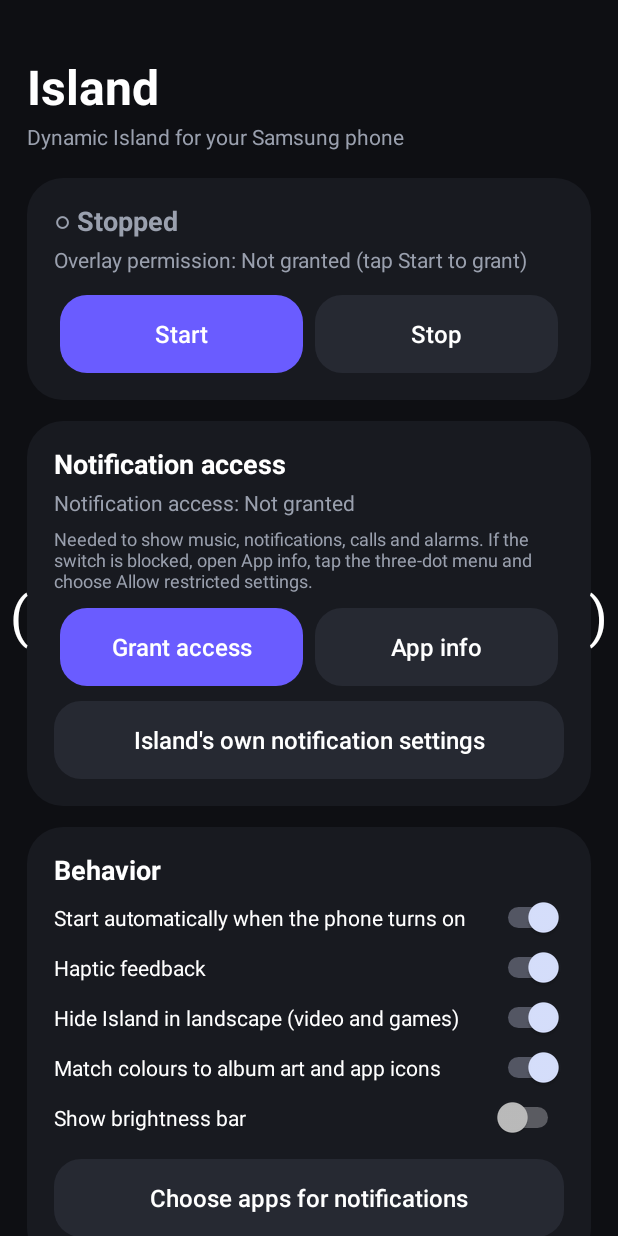
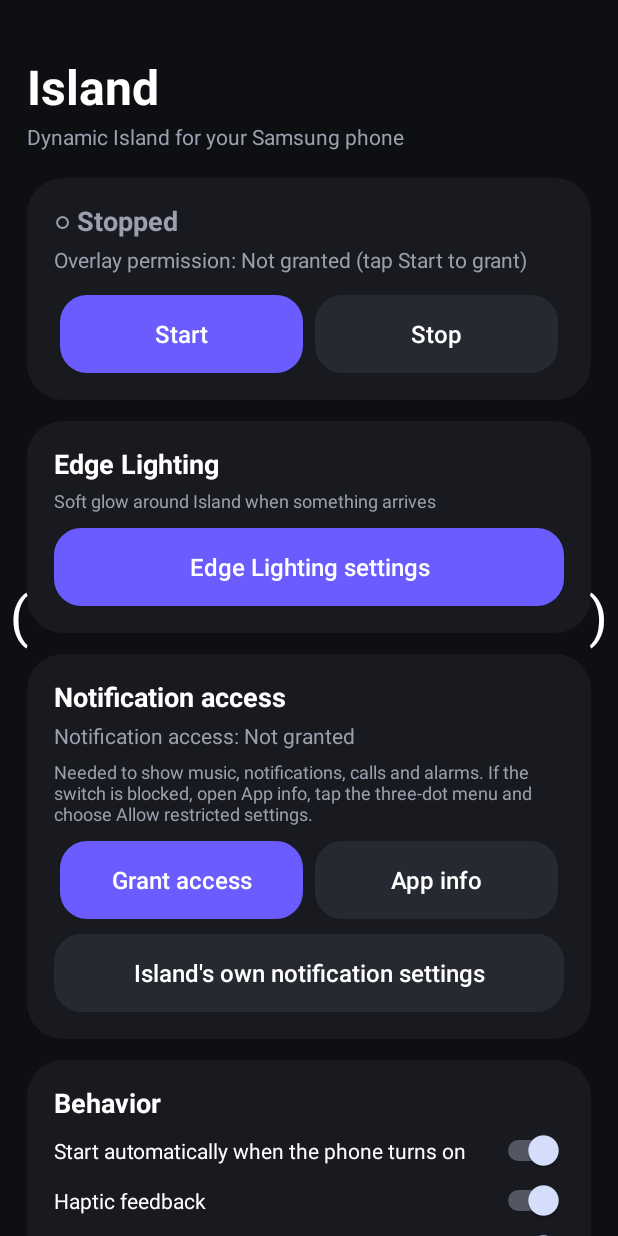
Before and after one commit to ahmedrafayet44-pixel/island-Pro, an Android app: the screen it shows after launch (MainActivity), on a phone screen of 412 x 824 dp. Run offline under Robolectric (Android 15) with nearby library versions, the phone set to English and light mode, and no system bars; libraries missing offline, so code that uses them is left out: rikka.shizuku; 1 statement that could not run was skipped.

Commit message:
Update MainActivity.kt

```diff
--- a/app/src/main/java/com/example/islandpro/MainActivity.kt
+++ b/app/src/main/java/com/example/islandpro/MainActivity.kt
@@ -90,6 +90,21 @@ class MainActivity : Activity() {
         }, buttonParams())
         statusCard.addView(row)
         root.addView(statusCard)
+        val edgeCard = card()
+        edgeCard.addView(label("Edge Lighting", 18f, textMain, true))
+        edgeCard.addView(
+            label("Soft glow around Island when something arrives", 12f, textDim, false)
+                .apply { setPadding(0, dp(4), 0, dp(10)) }
+        )
+        edgeCard.addView(
+            actionButton("Edge Lighting settings", true) {
+                startActivity(Intent(this, EdgeLightingActivity::class.java))
+            },
+            LinearLayout.LayoutParams(
+                LinearLayout.LayoutParams.MATCH_PARENT, dp(52)
+            )
+        )
+        root.addView(edgeCard)
 
         // Notification access
         val accessCard = card()
```
